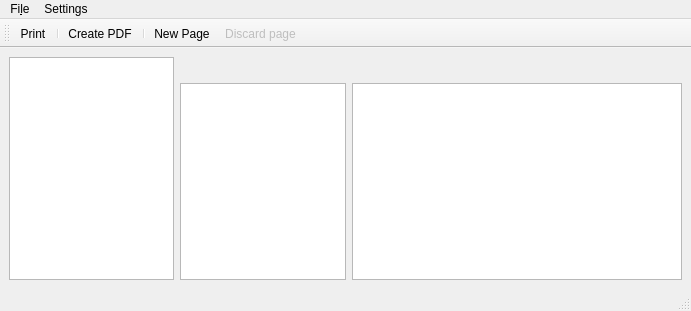
Qt form mtg_proxy_printer/resources/ui/main_window.ui (luziferius/MTGProxyPrinter) before a commit.
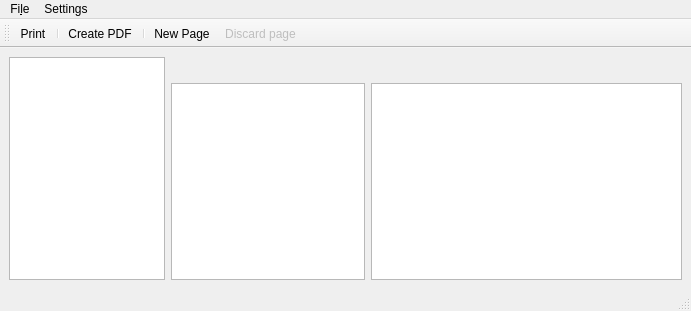
The same form after that commit. Icons and pictures are not drawn. Custom widgets are drawn as their Qt base class.

Commit message:
MainWindow: Enabled some options for higher quality image scaling in the main window UI file.
FossilOrigin-Name: c486fb5b51f252dd13c2b3afb21fb1a1df7c43af128ab9c946b48df06005b782

```diff
--- a/mtg_proxy_printer/resources/ui/main_window.ui
+++ b/mtg_proxy_printer/resources/ui/main_window.ui
@@ -22,7 +22,7 @@
      <widget class="PageRenderer" name="page_renderer">
       <property name="sizePolicy">
        <sizepolicy hsizetype="Expanding" vsizetype="Expanding">
-        <horstretch>10</horstretch>
+        <horstretch>8</horstretch>
         <verstretch>10</verstretch>
        </sizepolicy>
       </property>
@@ -45,7 +45,7 @@
      <widget class="DocumentView" name="document_view">
       <property name="sizePolicy">
        <sizepolicy hsizetype="Expanding" vsizetype="Expanding">
-        <horstretch>5</horstretch>
+        <horstretch>4</horstretch>
         <verstretch>0</verstretch>
        </sizepolicy>
       </property>
```
Left out of the diff: 11 changed lines with no effect on the pictures.
